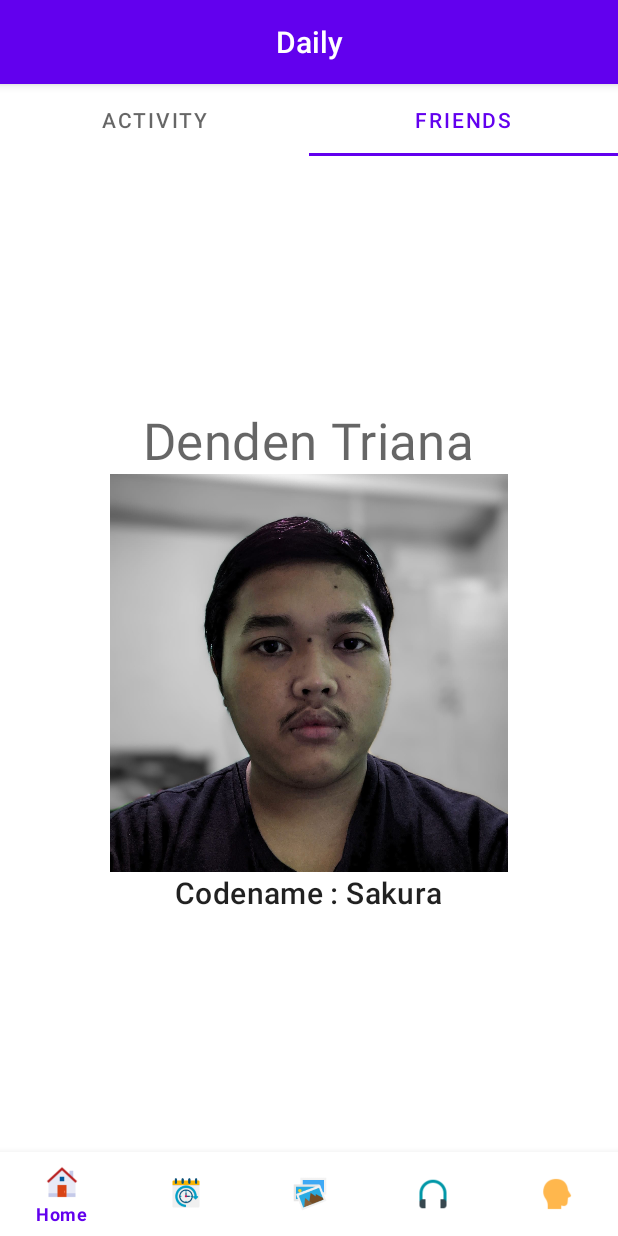
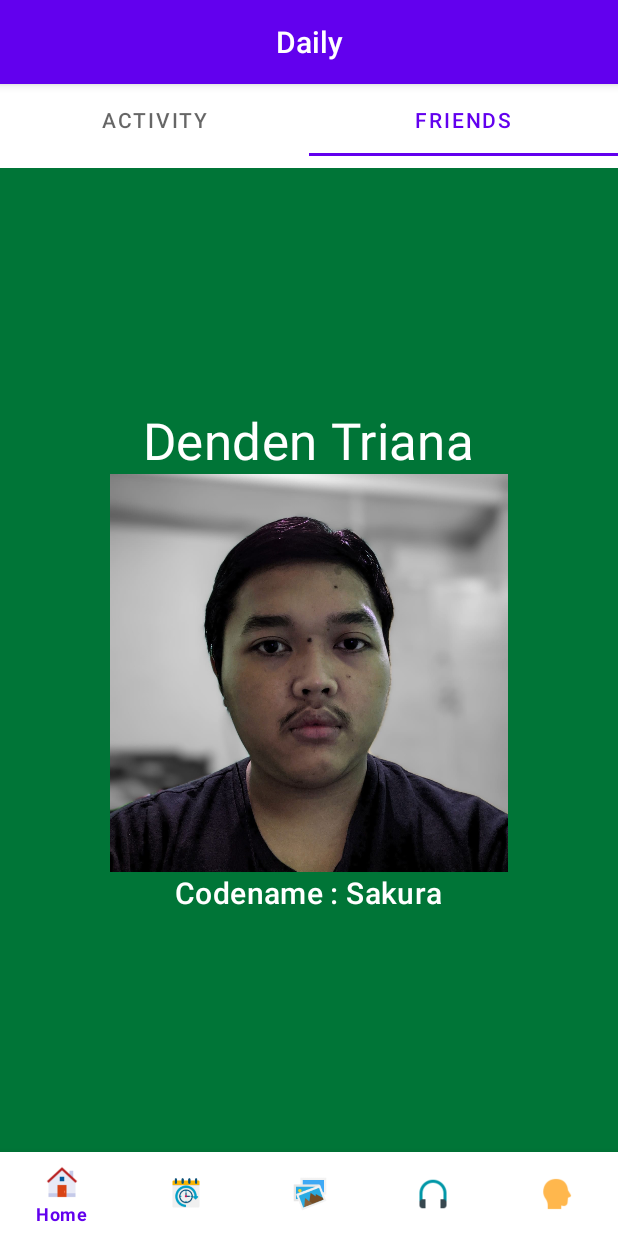
Before and after one commit to Tafriyadi27/TriSelfApps-AKB10119213UTS, an Android app: the DailyFragment screen opened through its navigation route, tab 2 chosen, on a phone screen of 412 x 824 dp. Run offline under Robolectric (Android 15) with nearby library versions, the phone set to English and light mode, and no system bars; our stand-ins replace Room's generated code, navigation-ui.

Commit message:
Minor fix database and design(fragment daily(activity and friend))

```diff
--- a/app/src/main/java/com/skullbreker/triselfapps/database/AppDatabase.java
+++ b/app/src/main/java/com/skullbreker/triselfapps/database/AppDatabase.java
@@ -28,8 +28,9 @@ public abstract class AppDatabase extends RoomDatabase {
                         @Override
                         public void onCreate(@NonNull SupportSQLiteDatabase db) {
                             super.onCreate(db);
+                            Executors.newSingleThreadExecutor().execute(() -> getDbInstance(context).activitiesDao().insert(Activities.isiAktifitas()));
                             Executors.newSingleThreadExecutor().execute(() -> getDbInstance(context).friendDao().insert(Friend.isiData()));
-                            Executors.newSingleThreadExecutor().execute(() -> getDbInstance(context).activitiesDao().insert(Activities.isiAktifitas()));
+
                         }
                     })
                     .build();
--- a/app/src/main/java/com/skullbreker/triselfapps/database/Friend.java
+++ b/app/src/main/java/com/skullbreker/triselfapps/database/Friend.java
@@ -27,8 +27,8 @@ public class Friend {
     public static Friend[] isiData(){
         return new Friend[]{
                 new Friend("Denden Triana","Codename : Sakura","friendimage1"),
-                new Friend("Joyson Sitorus","Codename : Gigachad Enjoyer","friendimage2"),
-                new Friend("Najib Raffi Irdhana","Codename : Best Friends","friendimage3"),
+                new Friend("Joyson Sitorus","Codename : TheBijiMan","friendimage2"),
+                new Friend("Najib Raffi Irdhana","Codename : MrDeath","friendimage3"),
                 new Friend("Rheza Pramana Putra D","Codename : Smart People","friendimage4"),
                 new Friend("Arisza Zufar F","Codename : Tryhard","friendimage5"),
                 new Friend("Tiyo Haryo S","Codename : Nyolo","friendimage6"),
--- a/app/src/main/res/layout/fragment_daily.xml
+++ b/app/src/main/res/layout/fragment_daily.xml
@@ -31,6 +31,7 @@
         android:padding="4dp"
         android:layout_marginTop="?attr/actionBarSize"
         android:layout_marginBottom="?attr/actionBarSize"
+        android:background="@color/darthmouthgreen"
         android:id="@+id/daily_linear"
         app:layout_constraintTop_toBottomOf="@id/daily_linear">
     </LinearLayout>
--- a/app/src/main/res/layout/recycle_activities_rows.xml
+++ b/app/src/main/res/layout/recycle_activities_rows.xml
@@ -29,7 +29,8 @@
             android:layout_gravity="center"
             android:id="@+id/activity_recycle_activityname"
             style="@style/TextAppearance.MaterialComponents.Headline4"
-            android:text="@string/backend">
+            android:text="@string/backend"
+            android:textColor="@color/black">
         </TextView>
     </LinearLayout>
 
--- a/app/src/main/res/layout/recycle_friend_rows.xml
+++ b/app/src/main/res/layout/recycle_friend_rows.xml
@@ -3,7 +3,8 @@
     android:orientation="vertical"
     android:layout_width="match_parent"
     android:layout_height="match_parent"
-    android:gravity="center">
+    android:gravity="center"
+    android:background="@color/darthmouthgreen">
 
     <TextView
         android:layout_width="wrap_content"
@@ -12,7 +13,8 @@
         android:gravity="bottom"
         android:id="@+id/friend_recycle_name"
         style="@style/TextAppearance.MaterialComponents.Headline4"
-        android:text="@string/backend">
+        android:text="@string/backend"
+        android:textColor="@color/white">
     </TextView>
 
     <ImageView
@@ -28,7 +30,8 @@
         android:layout_weight="1"
         android:id="@+id/friend_recycle_codename"
         style="@style/TextAppearance.MaterialComponents.Headline6"
-        android:text="@string/backend">
+        android:text="@string/backend"
+        android:textColor="@color/white">
     </TextView>
 
 </LinearLayout>
```
